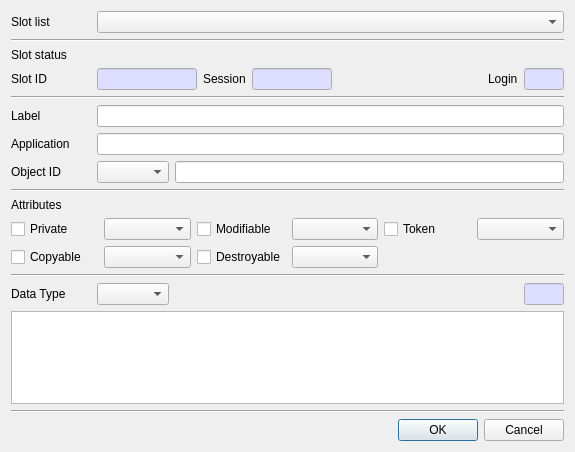
jykim74/CryptokiMan, file CryptokiMan/create_data_dlg.ui: the form before one commit.
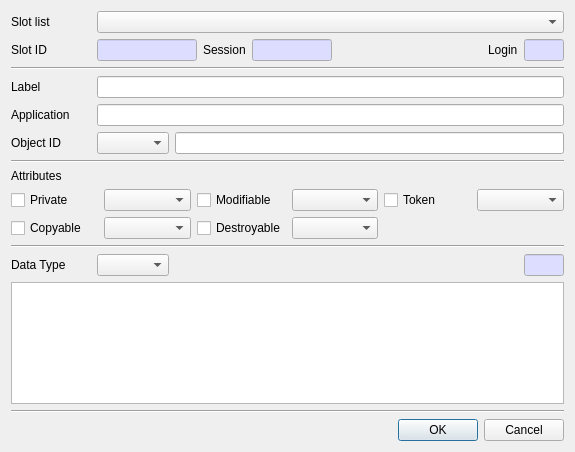
The form after the commit.

What changed in the file:
```diff
--- a/CryptokiMan/create_data_dlg.ui
+++ b/CryptokiMan/create_data_dlg.ui
@@ -44,20 +44,6 @@
      </item>
     </layout>
    </item>
-   <item>
-    <widget class="Line" name="line">
-     <property name="orientation">
-      <enum>Qt::Horizontal</enum>
-     </property>
-    </widget>
-   </item>
-   <item>
-    <widget class="QLabel" name="label_2">
-     <property name="text">
-      <string>Slot status</string>
-     </property>
-    </widget>
-   </item>
    <item>
     <layout class="QGridLayout" name="gridLayout_2">
      <property name="topMargin">
```
